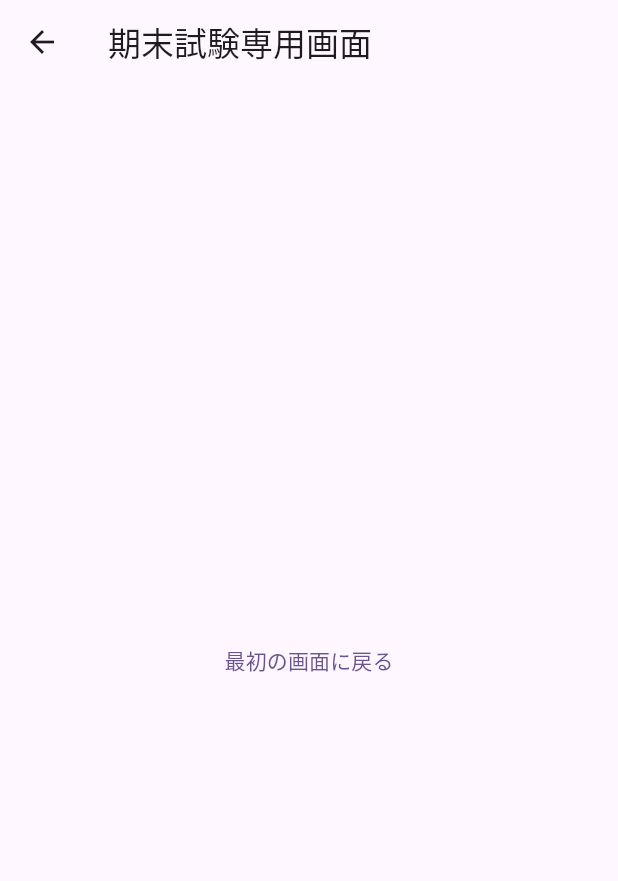
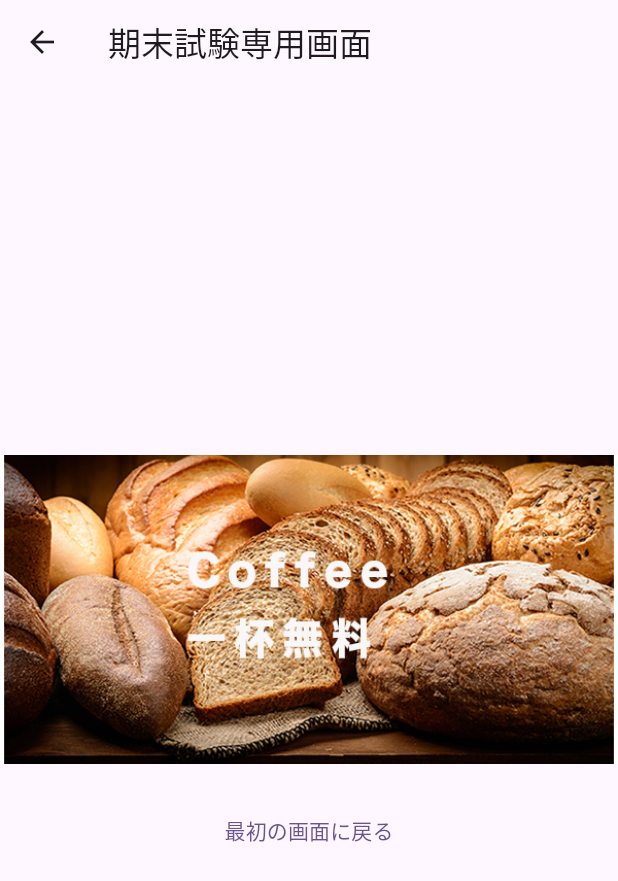
Before and after one commit to iwasitamasayosi/flutter_application_1, a Flutter app: the final_exam screen opened directly, on a phone screen of 412 x 824 dp. Shown: the top 881 px of the screen. Run offline on Flutter 3.47's test engine with Material 3 defaults, Android fonts, the phone set to English and light mode, and no system bars.

Commit message:
画像表示できるようにした

```diff
--- a/lib/final_exam.dart
+++ b/lib/final_exam.dart
@@ -9,7 +9,12 @@ class final_exam extends StatelessWidget{
         title : Text("期末試験専用画面")
       ),
       body : Center(
-        child: TextButton(
+        child: Column(
+          mainAxisAlignment: MainAxisAlignment.center,
+          children: [
+            Image.asset('assets/images/c_img.jpg'), // 画像を表示
+            SizedBox(height: 20), // 画像とボタンの間にスペースを追加
+            TextButton(
               child: Text("最初の画面に戻る"),
               // （1） 前の画面に戻る
               onPressed: (){
@@ -19,6 +24,8 @@ class final_exam extends StatelessWidget{
                 ));
               },
             ),
+          ],
+        ),
       )
     );
   }
```
Lines whose indentation alone changed are shown as unchanged.
